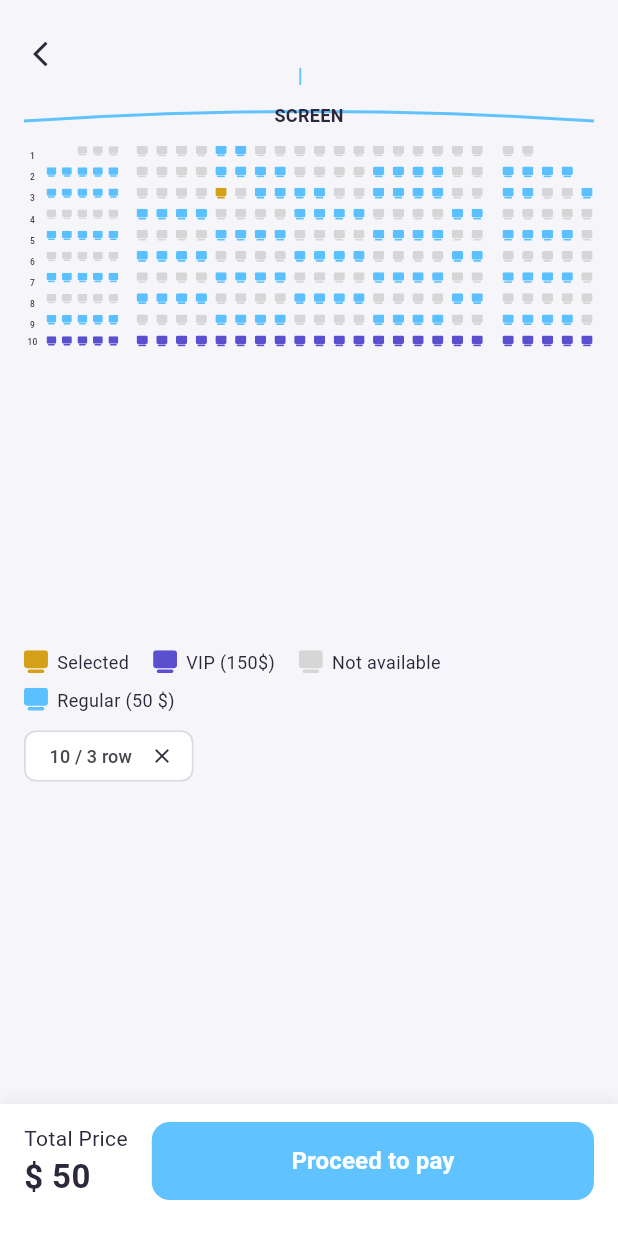
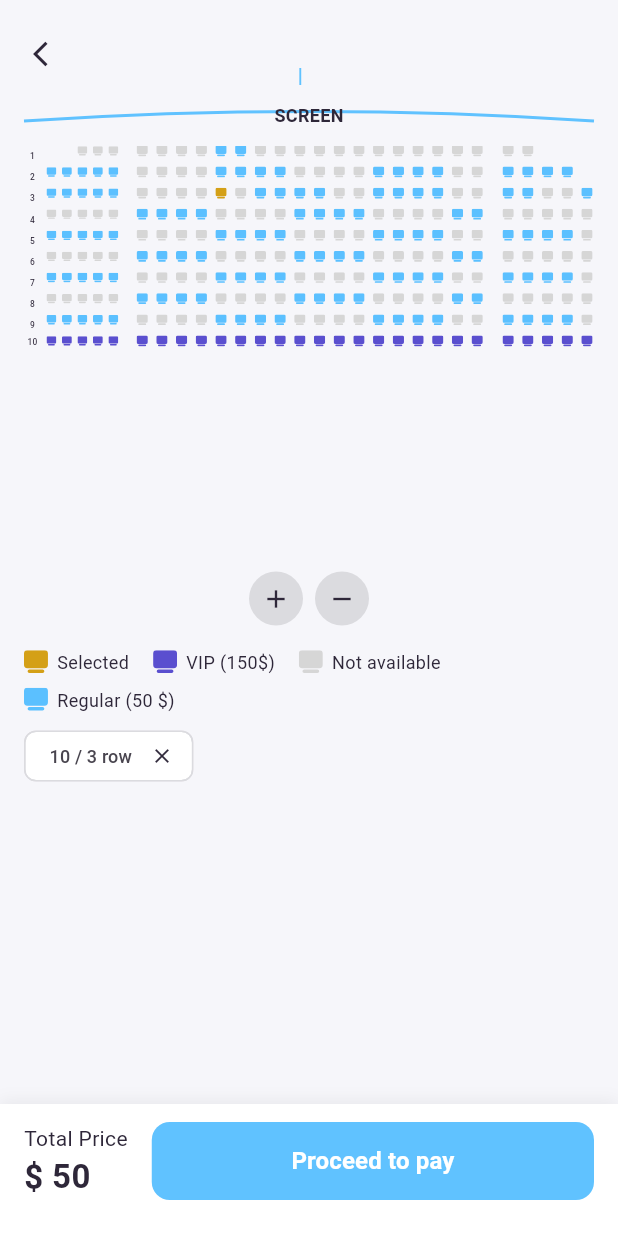
Before and after one commit to JabbarKakar/tentwenty_task, a Flutter app: the SeatSelectionScreen screen opened directly with empty values, on a phone screen of 412 x 824 dp. Run offline on Flutter 3.47's test engine with Material 3 defaults, Android fonts, the phone set to English and light mode, and no system bars; our stand-ins replace dio, flutter_svg, webview_flutter; missing offline and left inert: webview_flutter_android; network calls fail.

Commit message:
By Jabbar, Zooming more enhanced

```diff
--- a/lib/presentation/screens/seat_selection_screen.dart
+++ b/lib/presentation/screens/seat_selection_screen.dart
@@ -151,11 +151,36 @@ class SeatSelectionScreen extends StatefulWidget {
 
 class _SeatSelectionScreenState extends State<SeatSelectionScreen> {
   late List<List<int?>> _grid;
+  final TransformationController _transformController = TransformationController();
 
   @override
   void initState() {
     super.initState();
     _grid = _initialSeatLayout();
+  }
+
+  @override
+  void dispose() {
+    _transformController.dispose();
+    super.dispose();
+  }
+
+  void _zoomIn() {
+    final m = _transformController.value;
+    final s = m.getMaxScaleOnAxis();
+    final newS = (s * 1.25).clamp(0.5, 3.0);
+    if ((newS - s).abs() < 0.01) return;
+    final f = newS / s;
+    _transformController.value = m.clone()..scaleByDouble(f, f, 1, 1);
+  }
+
+  void _zoomOut() {
+    final m = _transformController.value;
+    final s = m.getMaxScaleOnAxis();
+    final newS = (s / 1.25).clamp(0.5, 3.0);
+    if ((newS - s).abs() < 0.01) return;
+    final f = newS / s;
+    _transformController.value = m.clone()..scaleByDouble(f, f, 1, 1);
   }
 
   String get _subtitle => '${widget.dateSubtitle} | ${widget.time} ${widget.hall}';
@@ -298,8 +323,12 @@ class _SeatSelectionScreenState extends State<SeatSelectionScreen> {
   Widget _buildSeatMap() {
     return SizedBox(
       height: 320,
+      child: Column(
+        children: [
+          Expanded(
             child: ClipRect(
               child: InteractiveViewer(
+                transformationController: _transformController,
                 minScale: 0.5,
                 maxScale: 3.0,
                 clipBehavior: Clip.hardEdge,
@@ -315,6 +344,41 @@ class _SeatSelectionScreenState extends State<SeatSelectionScreen> {
                     ],
                   ),
                 ),
+              ),
+            ),
+          ),
+          Padding(
+            padding: const EdgeInsets.only(top: 8),
+            child: _buildZoomButtons(),
+          ),
+        ],
+      ),
+    );
+  }
+
+  Widget _buildZoomButtons() {
+    return Row(
+      mainAxisAlignment: MainAxisAlignment.end,
+      mainAxisSize: MainAxisSize.min,
+      children: [
+        _zoomBtn(Icons.add, onTap: _zoomIn),
+        const SizedBox(width: 8),
+        _zoomBtn(Icons.remove, onTap: _zoomOut),
+      ],
+    );
+  }
+
+  Widget _zoomBtn(IconData icon, {VoidCallback? onTap}) {
+    return Material(
+      color: const Color(0xFFDBDBDF),
+      borderRadius: BorderRadius.circular(20),
+      child: InkWell(
+        onTap: onTap,
+        borderRadius: BorderRadius.circular(20),
+        child: SizedBox(
+          width: 36,
+          height: 36,
+          child: Icon(icon, size: 20, color: const Color(0xFF2E2739)),
         ),
       ),
     );
```
Lines whose indentation alone changed are shown as unchanged.
